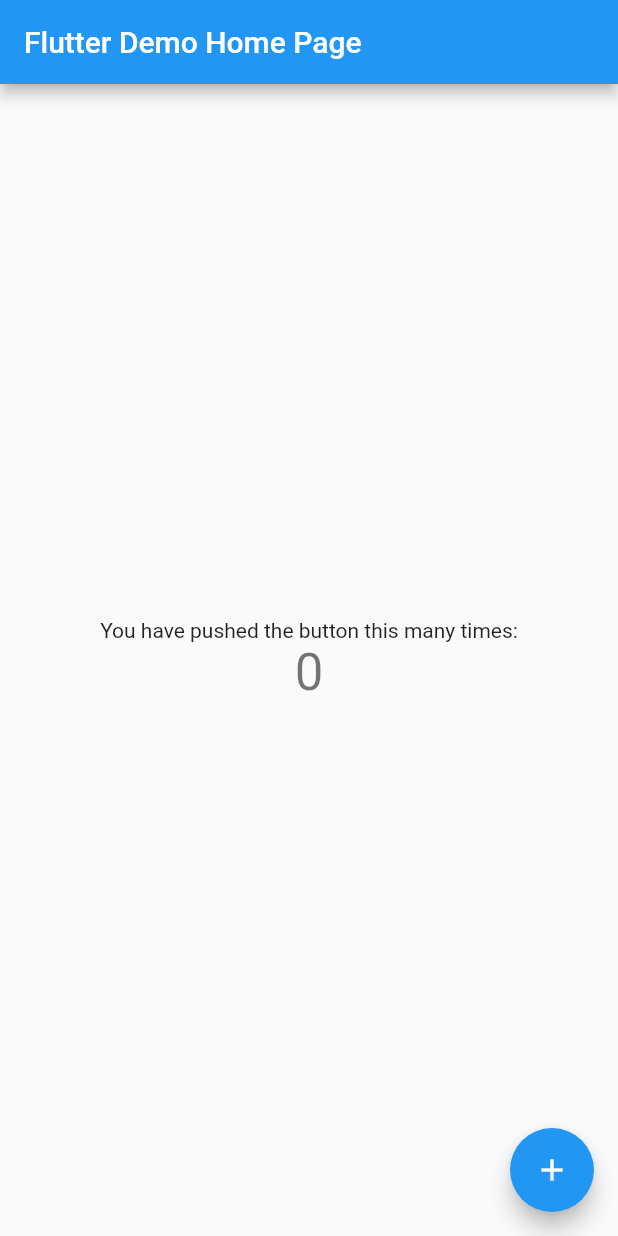
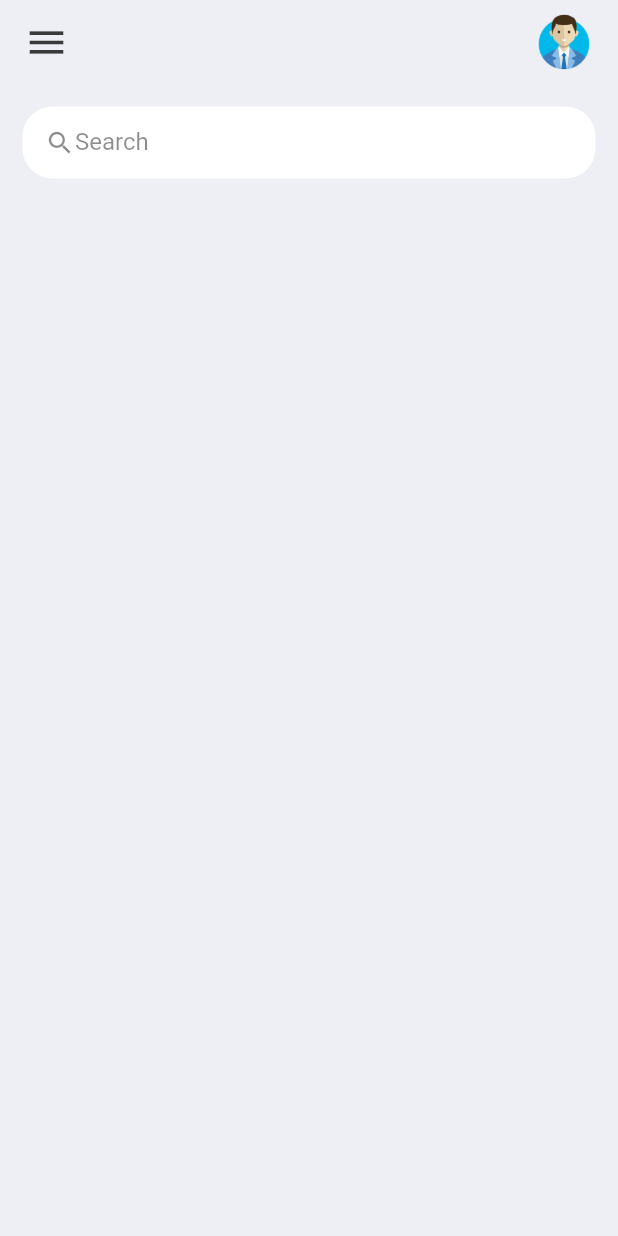
Before and after one commit to robingithb/todolist, a Flutter app: the screen it shows after launch, on a phone screen of 412 x 824 dp. Run offline on Flutter 3.47's test engine with Material 2 defaults, Android fonts, the phone set to English and light mode, and no system bars.

Commit message:
search bar in home page

```diff
--- /dev/null
+++ b/lib/constants/colors.dart
@@ -0,0 +1,7 @@
+import 'package:flutter/material.dart';
+
+const Color tdRed = Color(0xffda4040);
+const Color tdBlue = Color(0xff5f52ee);
+const Color tdBlack = Color(0xff3a3a3a);
+const Color tdGrey = Color(0xff717171);
+const Color tdBGColor = Color(0xffeeeff5);
--- a/lib/main.dart
+++ b/lib/main.dart
@@ -1,4 +1,7 @@
 import 'package:flutter/material.dart';
+import 'package:flutter/services.dart';
+import 'package:todo/screens/home.dart';
+import '';
 
 void main() {
   runApp(const MyApp());
@@ -10,106 +13,12 @@ class MyApp extends StatelessWidget {
   // This widget is the root of your application.
   @override
   Widget build(BuildContext context) {
+    SystemChrome.setSystemUIOverlayStyle(
+        SystemUiOverlayStyle(statusBarColor: Colors.transparent));
     return MaterialApp(
-      title: 'Flutter Demo',
-      theme: ThemeData(
-        // This is the theme of your application.
-        //
-        // Try running your application with "flutter run". You'll see the
-        // application has a blue toolbar. Then, without quitting the app, try
-        // changing the primarySwatch below to Colors.green and then invoke
-        // "hot reload" (press "r" in the console where you ran "flutter run",
-        // or simply save your changes to "hot reload" in a Flutter IDE).
-        // Notice that the counter didn't reset back to zero; the application
-        // is not restarted.
-        primarySwatch: Colors.blue,
-      ),
-      home: const MyHomePage(title: 'Flutter Demo Home Page'),
+      debugShowCheckedModeBanner: false,
+      title: 'Todo App',
+      home: Home(),
     );
   }
 }
-
-class MyHomePage extends StatefulWidget {
-  const MyHomePage({super.key, required this.title});
-
-  // This widget is the home page of your application. It is stateful, meaning
-  // that it has a State object (defined below) that contains fields that affect
-  // how it looks.
-
-  // This class is the configuration for the state. It holds the values (in this
-  // case the title) provided by the parent (in this case the App widget) and
-  // used by the build method of the State. Fields in a Widget subclass are
-  // always marked "final".
-
-  final String title;
-
-  @override
-  State<MyHomePage> createState() => _MyHomePageState();
-}
-
-class _MyHomePageState extends State<MyHomePage> {
-  int _counter = 0;
-
-  void _incrementCounter() {
-    setState(() {
-      // This call to setState tells the Flutter framework that something has
-      // changed in this State, which causes it to rerun the build method below
-      // so that the display can reflect the updated values. If we changed
-      // _counter without calling setState(), then the build method would not be
-      // called again, and so nothing would appear to happen.
-      _counter++;
-    });
-  }
-
-  @override
-  Widget build(BuildContext context) {
-    // This method is rerun every time setState is called, for instance as done
-    // by the _incrementCounter method above.
-    //
-    // The Flutter framework has been optimized to make rerunning build methods
-    // fast, so that you can just rebuild anything that needs updating rather
-    // than having to individually change instances of widgets.
-    return Scaffold(
-      appBar: AppBar(
-        // Here we take the value from the MyHomePage object that was created by
-        // the App.build method, and use it to set our appbar title.
-        title: Text(widget.title),
-      ),
-      body: Center(
-        // Center is a layout widget. It takes a single child and positions it
-        // in the middle of the parent.
-        child: Column(
-          // Column is also a layout widget. It takes a list of children and
-          // arranges them vertically. By default, it sizes itself to fit its
-          // children horizontally, and tries to be as tall as its parent.
-          //
-          // Invoke "debug painting" (press "p" in the console, choose the
-          // "Toggle Debug Paint" action from the Flutter Inspector in Android
-          // Studio, or the "Toggle Debug Paint" command in Visual Studio Code)
-          // to see the wireframe for each widget.
-          //
-          // Column has various properties to control how it sizes itself and
-          // how it positions its children. Here we use mainAxisAlignment to
-          // center the children vertically; the main axis here is the vertical
-          // axis because Columns are vertical (the cross axis would be
-          // horizontal).
-          mainAxisAlignment: MainAxisAlignment.center,
-          children: <Widget>[
-            const Text(
-              'You have pushed the button this many times:',
-            ),
-            Text(
-              '$_counter',
-              style: Theme.of(context).textTheme.headlineMedium,
-            ),
-          ],
-        ),
-      ),
-      floatingActionButton: FloatingActionButton(
-        onPressed: _incrementCounter,
-        tooltip: 'Increment',
-        child: const Icon(Icons.add),
-      ), // This trailing comma makes auto-formatting nicer for build methods.
-    );
-  }
-}
--- /dev/null
+++ b/lib/screens/home.dart
@@ -0,0 +1,76 @@
+import 'package:flutter/material.dart';
+import 'package:flutter/src/widgets/framework.dart';
+import 'package:flutter/src/widgets/placeholder.dart';
+import 'package:todo/constants/colors.dart';
+
+class Home extends StatelessWidget {
+  const Home({super.key});
+
+  @override
+  Widget build(BuildContext context) {
+    return Scaffold(
+      backgroundColor: tdBGColor,
+      appBar: _buildAppbar(),
+      body: Container(
+          padding: EdgeInsets.symmetric(horizontal: 15, vertical: 15),
+          child: Column(
+            children: [
+              searchBox(),
+            ],
+          )),
+    );
+  }
+
+  AppBar _buildAppbar() {
+    return AppBar(
+      backgroundColor: tdBGColor,
+      elevation: 0,
+      title: Row(
+        mainAxisAlignment: MainAxisAlignment.spaceBetween,
+        children: [
+          Icon(
+            Icons.menu,
+            color: tdBlack,
+            size: 30,
+          ),
+          Container(
+            height: 40,
+            width: 40,
+            child: ClipRRect(
+              borderRadius: BorderRadius.circular(20),
+              child: Image.asset("assets/images/avatar.png"),
+            ),
+          ),
+        ],
+      ),
+    );
+  }
+}
+
+class searchBox extends StatelessWidget {
+  const searchBox({
+    super.key,
+  });
+
+  @override
+  Widget build(BuildContext context) {
+    return Container(
+      padding: EdgeInsets.symmetric(horizontal: 15),
+      decoration: BoxDecoration(
+          color: Colors.white, borderRadius: BorderRadius.circular(20)),
+      child: TextField(
+        decoration: InputDecoration(
+            contentPadding: EdgeInsets.all(0),
+            prefixIcon: Icon(
+              Icons.search,
+              color: Colors.black45,
+              size: 20,
+            ),
+            prefixIconConstraints: BoxConstraints(maxHeight: 25, minHeight: 20),
+            border: InputBorder.none,
+            hintText: "Search",
+            hintStyle: TextStyle(color: Colors.black45)),
+      ),
+    );
+  }
+}
--- a/pubspec.yaml
+++ b/pubspec.yaml
@@ -59,9 +59,9 @@ flutter:
   uses-material-design: true
 
   # To add assets to your application, add an assets section, like this:
-  # assets:
-  #   - images/a_dot_burr.jpeg
-  #   - images/a_dot_ham.jpeg
+  assets:
+   - assets/images/
+
 
   # An image asset can refer to one or more resolution-specific "variants", see
   # https://flutter.dev/assets-and-images/#resolution-aware
```
Also changed, not shown: assets/images/avatar.png (added).
